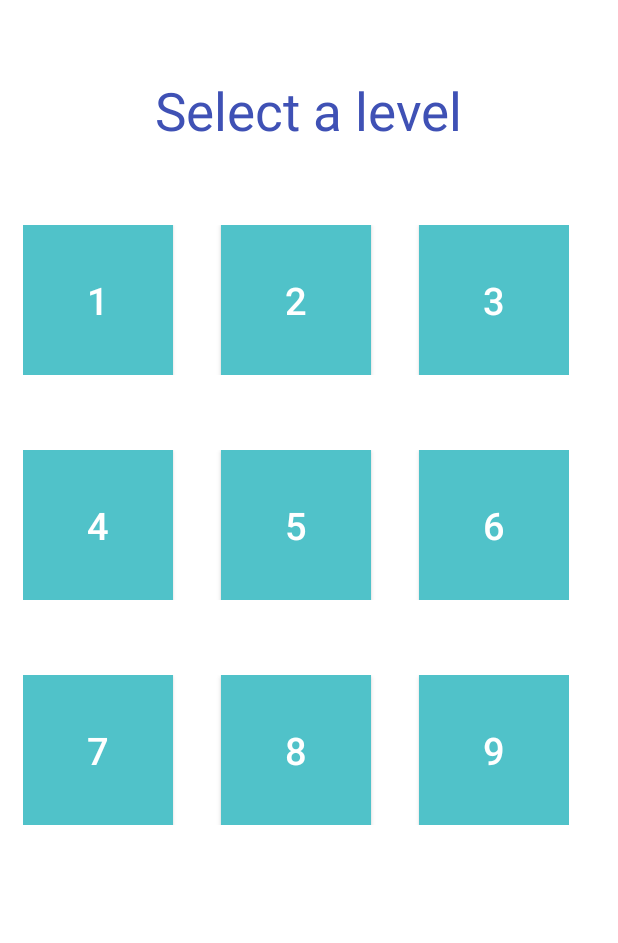
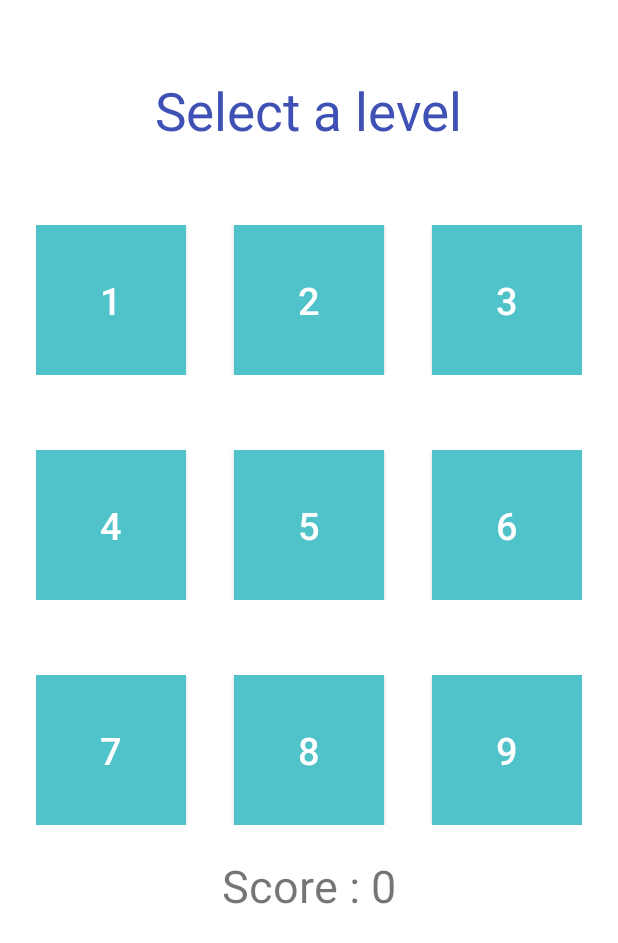
Before and after one commit to MohamedBenAhmed55/MentalGym, an Android app: the WorScrambleLevels screen opened directly, with no data from a screen before it, on a phone screen of 412 x 824 dp. Shown: the top 943 px of the screen. Run offline under Robolectric (Android 15) with nearby library versions, the phone set to English and light mode, and no system bars.

Commit message:
Score added/TODO: add formula

```diff
--- a/app/src/main/java/com/example/mentalgym/GameSelect.java
+++ b/app/src/main/java/com/example/mentalgym/GameSelect.java
@@ -44,6 +44,7 @@ public class GameSelect extends AppCompatActivity implements View.OnClickListene
                 break;
             case R.id.btn2:
                 Intent i2 = new Intent(this,WordScramble.class);
+                i2.putExtra("scoreinit",0);
                 startActivity(i2);
                 break;
             case R.id.btn3:
@@ -56,8 +57,6 @@ public class GameSelect extends AppCompatActivity implements View.OnClickListene
                 break;
             default:
                 break;
-
-
         }
     }
 }
--- a/app/src/main/java/com/example/mentalgym/WorScrambleLevels.java
+++ b/app/src/main/java/com/example/mentalgym/WorScrambleLevels.java
@@ -7,11 +7,13 @@ import android.content.SharedPreferences;
 import android.os.Bundle;
 import android.view.View;
 import android.widget.Button;
+import android.widget.TextView;
 
 public class WorScrambleLevels extends AppCompatActivity implements View.OnClickListener {
 
     private Button lvl1, lvl2, lvl3, lvl4, lvl5, lvl6, lvl7, lvl8, lvl9;
     SharedPreferences myPref;
+    private TextView scoretxt;
 
     @Override
     protected void onCreate(Bundle savedInstanceState) {
@@ -38,7 +40,27 @@ public class WorScrambleLevels extends AppCompatActivity implements View.OnClick
         lvl8.setOnClickListener(this);
         lvl9.setOnClickListener(this);
 
+        scoretxt = findViewById(R.id.txtScore);
+
         myPref = getApplicationContext().getSharedPreferences("MyPref", MODE_PRIVATE);
+
+        //Score display
+        int sc = 0;
+        switch (myPref.getString("dif", "easy")) {
+            case "easy":
+                sc = myPref.getInt("easySc", 0);
+                break;
+            case "mid":
+                sc = myPref.getInt("midSc", 0);
+                break;
+            case "hard":
+                sc = myPref.getInt("hardSc", 0);
+                break;
+            default:
+                break;
+        }
+
+        scoretxt.setText("Score : " + sc );
 
     }
 
--- a/app/src/main/java/com/example/mentalgym/WordScramblelvl2.java
+++ b/app/src/main/java/com/example/mentalgym/WordScramblelvl2.java
@@ -38,6 +38,9 @@ public class WordScramblelvl2 extends AppCompatActivity {
     private CountDownTimer countDownTimer;
     private long timeLeftinMilliseconds = 91000; //1 min
     private TextView countdownText;
+
+    //Score
+    private int score = 50;
 
 
     @Override
@@ -230,6 +233,7 @@ public class WordScramblelvl2 extends AppCompatActivity {
 //            Toast.makeText(MainActivity.this, "Correct", Toast.LENGTH_SHORT).show();
 
             Intent a = new Intent(this, WSSlvl1.class);
+            a.putExtra("sc",score);
             startActivity(a);
 
             editText.setText("");
--- a/app/src/main/java/com/example/mentalgym/WordScramblelvl3.java
+++ b/app/src/main/java/com/example/mentalgym/WordScramblelvl3.java
@@ -37,6 +37,9 @@ public class WordScramblelvl3 extends AppCompatActivity {
     private CountDownTimer countDownTimer;
     private long timeLeftinMilliseconds = 61000; //1 min
     private TextView countdownText;
+
+    //Score
+    private int score = 50;
 
     @Override
     protected void onCreate(Bundle savedInstanceState) {
@@ -221,6 +224,7 @@ public class WordScramblelvl3 extends AppCompatActivity {
 //            Toast.makeText(MainActivity.this, "Correct", Toast.LENGTH_SHORT).show();
 
             Intent a = new Intent(this, WSSlvl1.class);
+            a.putExtra("sc",score);
             startActivity(a);
 
             editText.setText("");
--- a/app/src/main/java/com/example/mentalgym/WorldScrambelvl1.java
+++ b/app/src/main/java/com/example/mentalgym/WorldScrambelvl1.java
@@ -31,6 +31,7 @@ public class WorldScrambelvl1 extends AppCompatActivity {
     private String textAnswer ;
     private ImageButton resetbtn;
     private int number;
+    private int score = 50;
 
 //    Timer
     private CountDownTimer countDownTimer;
@@ -211,8 +212,8 @@ public class WorldScrambelvl1 extends AppCompatActivity {
 //            Toast.makeText(MainActivity.this, "Correct", Toast.LENGTH_SHORT).show();
 
             Intent a = new Intent(this, WSSlvl1.class);
+            a.putExtra("sc",score);
             startActivity(a);
-
             editText.setText("");
         } else {
             Toast.makeText(this, "Wrong", Toast.LENGTH_SHORT).show();
--- a/app/src/main/res/layout/activity_wor_scramble_levels.xml
+++ b/app/src/main/res/layout/activity_wor_scramble_levels.xml
@@ -13,15 +13,15 @@
         android:layout_marginTop="50dp"
         android:text="Select a level"
         android:textColor="@color/colorPrimary"
-        android:textSize="35sp"/>
+        android:textSize="35sp" />
 
     <LinearLayout
         android:layout_width="wrap_content"
         android:layout_height="wrap_content"
-        android:layout_marginLeft="15dp"
         android:layout_marginTop="150dp"
         app:layout_constraintBottom_toBottomOf="parent"
-        app:layout_constraintEnd_toEndOf="parent">
+        app:layout_constraintEnd_toEndOf="parent"
+        android:layout_centerHorizontal="true">
 
         <Button
             android:id="@+id/lvl1"
@@ -65,10 +65,10 @@
     <LinearLayout
         android:layout_width="wrap_content"
         android:layout_height="wrap_content"
-        android:layout_marginLeft="15dp"
         android:layout_marginTop="300dp"
         app:layout_constraintBottom_toBottomOf="parent"
-        app:layout_constraintEnd_toEndOf="parent">
+        app:layout_constraintEnd_toEndOf="parent"
+        android:layout_centerHorizontal="true">
 
         <Button
             android:id="@+id/lvl4"
@@ -113,10 +113,11 @@
     <LinearLayout
         android:layout_width="wrap_content"
         android:layout_height="wrap_content"
-        android:layout_marginLeft="15dp"
         android:layout_marginTop="450dp"
         app:layout_constraintBottom_toBottomOf="parent"
-        app:layout_constraintEnd_toEndOf="parent">
+        app:layout_constraintEnd_toEndOf="parent"
+        android:id="@+id/last"
+        android:layout_centerHorizontal="true">
 
         <Button
             android:id="@+id/lvl7"
@@ -157,5 +158,15 @@
             tools:layout_editor_absoluteY="82dp" />
     </LinearLayout>
 
+    <TextView
+        android:layout_width="wrap_content"
+        android:layout_height="wrap_content"
+        android:layout_below="@id/last"
+        android:layout_centerHorizontal="true"
+        android:layout_marginTop="20dp"
+        android:text="Score : 100"
+        android:textSize="30sp"
+        android:id="@+id/txtScore"/>
+
 
 </RelativeLayout>
```
Also changed, not shown: app/src/main/java/com/example/mentalgym/WSSlvl1.java (+35 -12 lines).
